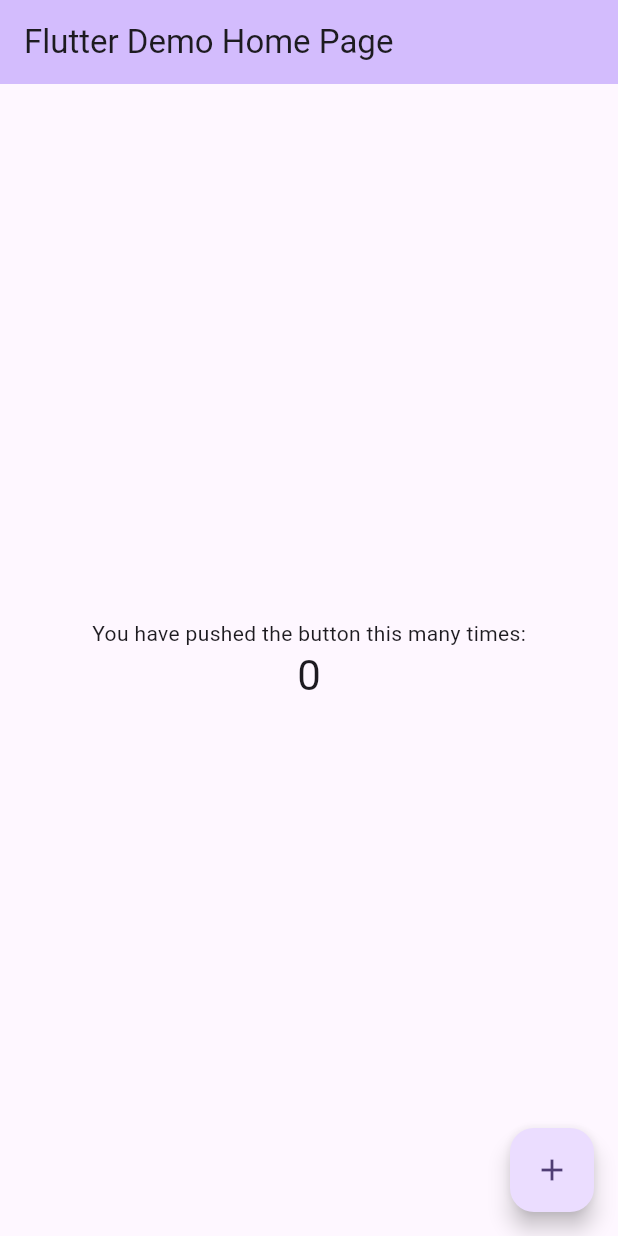
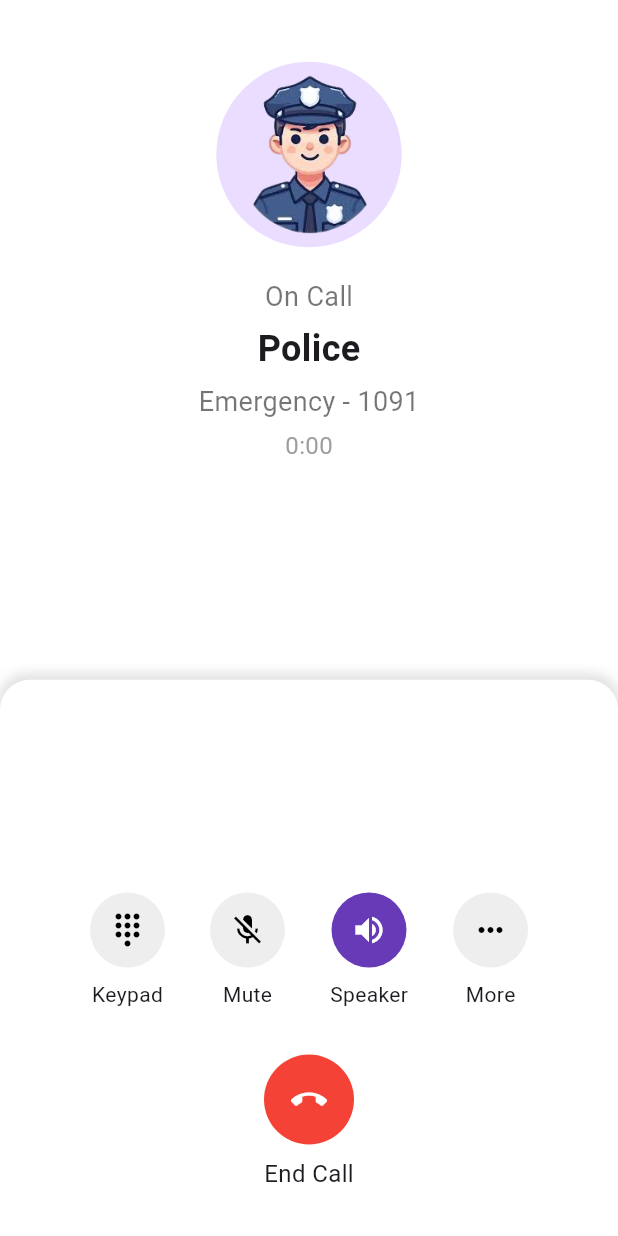
Before and after one commit to Nitishroy-7033/Project-Shakti, a Flutter app: the screen it shows after launch, on a phone screen of 412 x 824 dp. Run offline on Flutter 3.47's test engine with Material 3 defaults, Android fonts, the phone set to English and light mode, and no system bars.

Commit message:
Fake Call Screen

```diff
--- a/lib/main.dart
+++ b/lib/main.dart
@@ -1,4 +1,5 @@
 import 'package:flutter/material.dart';
+import 'package:project_shakti/screens/fake_call.dart';
 
 void main() {
   runApp(const MyApp());
@@ -11,57 +12,11 @@ class MyApp extends StatelessWidget {
   Widget build(BuildContext context) {
     return MaterialApp(
       title: 'Shakti',
+      debugShowCheckedModeBanner: false,
       theme: ThemeData(
         colorScheme: ColorScheme.fromSeed(seedColor: Colors.deepPurple),
       ),
-      home: const MyHomePage(title: 'Flutter Demo Home Page'),
+      home: const CallScreen(),
     );
   }
 }
-
-class MyHomePage extends StatefulWidget {
-  const MyHomePage({super.key, required this.title});
-  // main file
-  final String title;
-
-  @override
-  State<MyHomePage> createState() => _MyHomePageState();
-}
-
-class _MyHomePageState extends State<MyHomePage> {
-  int _counter = 0;
-
-  void _incrementCounter() {
-    setState(() {
-      _counter++;
-    });
-  }
-
-  @override
-  Widget build(BuildContext context) {
-    return Scaffold(
-      appBar: AppBar(
-        backgroundColor: Theme.of(context).colorScheme.inversePrimary,
-
-        title: Text(widget.title),
-      ),
-      body: Center(
-        child: Column(
-          mainAxisAlignment: MainAxisAlignment.center,
-          children: <Widget>[
-            const Text('You have pushed the button this many times:'),
-            Text(
-              '$_counter',
-              style: Theme.of(context).textTheme.headlineMedium,
-            ),
-          ],
-        ),
-      ),
-      floatingActionButton: FloatingActionButton(
-        onPressed: _incrementCounter,
-        tooltip: 'Increment',
-        child: const Icon(Icons.add),
-      ),
-    );
-  }
-}
--- /dev/null
+++ b/lib/screens/fake_call.dart
@@ -0,0 +1,328 @@
+// import 'package:flutter/material.dart';
+//
+// class CallScreen extends StatelessWidget {
+//   const CallScreen({super.key});
+//
+//   @override
+//   Widget build(BuildContext context) {
+//     final size = MediaQuery.of(context).size;
+//
+//     return Scaffold(
+//       backgroundColor: Colors.white,
+//       body: SafeArea(
+//         child: Column(
+//           children: [
+//             SizedBox(height: size.height * 0.05),
+//             // Profile Image
+//             CircleAvatar(
+//               radius: size.width * 0.15,
+//               backgroundImage: AssetImage("assets/images/police.png"), // replace with your image path
+//             ),
+//             const SizedBox(height: 20),
+//
+//             // Call Status
+//             const Text(
+//               "On Call",
+//               style: TextStyle(
+//                 fontSize: 18,
+//                 color: Colors.black54,
+//               ),
+//             ),
+//             const SizedBox(height: 5),
+//
+//             // Contact Name
+//             const Text(
+//               "Police",
+//               style: TextStyle(
+//                 fontSize: 24,
+//                 fontWeight: FontWeight.bold,
+//               ),
+//             ),
+//             const SizedBox(height: 5),
+//
+//             // Emergency Number
+//             const Text(
+//               "Emergency - 1091",
+//               style: TextStyle(fontSize: 18, color: Colors.black54),
+//             ),
+//             const SizedBox(height: 5),
+//
+//             // Call Duration
+//             const Text(
+//               "0:00",
+//               style: TextStyle(fontSize: 16, color: Colors.grey),
+//             ),
+//
+//             const Spacer(),
+//
+//             // Call Controls
+//             Container(
+//               width: double.infinity,
+//               margin: const EdgeInsets.all(16),
+//               decoration: BoxDecoration(
+//                 color: Colors.white,
+//                 borderRadius: const BorderRadius.only(
+//                   topLeft: Radius.circular(20),   // Top left rounded
+//                   topRight: Radius.circular(20),  // Top right rounded
+//                 ),
+//                 boxShadow: [
+//                   BoxShadow(
+//                     color: Colors.grey.withOpacity(0.3),  // Shadow color
+//                     spreadRadius: 2,
+//                     blurRadius: 6,
+//                     offset: const Offset(0, 2),  // Shadow position (only downward)
+//                   ),
+//                 ],
+//               ),
+//               child: Padding(
+//                 padding: const EdgeInsets.symmetric(horizontal: 20.0),
+//                 child: Wrap(
+//                   alignment: WrapAlignment.center,
+//                   spacing: 30,
+//                   runSpacing: 20,
+//                   children: [
+//                     _CallButton(
+//                       icon: Icons.dialpad,
+//                       label: "Keypad",
+//                     ),
+//                     _CallButton(
+//                       icon: Icons.mic_off,
+//                       label: "Mute",
+//                     ),
+//                     _CallButton(
+//                       icon: Icons.volume_up,
+//                       label: "Speaker",
+//                       iconColor: Colors.white,
+//                       bgColor: Colors.deepPurple,
+//                     ),
+//                     _CallButton(
+//                       icon: Icons.more_horiz,
+//                       label: "More",
+//                     ),
+//                     Center(
+//                       child: CircleAvatar(
+//                         radius: 30,
+//                         backgroundColor: Colors.red,
+//                         child: Icon(Icons.call_end, color: Colors.white),
+//                       ),
+//                     ),
+//                     Center(
+//                       child: Text("End Call",style: TextStyle(color: Colors.red),),
+//                     ),
+//                   ],
+//                 ),
+//               ),
+//             ),
+//
+//
+//             // End Call Button
+//
+//
+//
+//             const SizedBox(height: 40),
+//           ],
+//         ),
+//       ),
+//     );
+//   }
+// }
+//
+// class _CallButton extends StatelessWidget {
+//   final IconData icon;
+//   final String label;
+//   final Color? iconColor;
+//   final Color? bgColor;
+//
+//   const _CallButton({
+//     required this.icon,
+//     required this.label,
+//     this.iconColor,
+//     this.bgColor,
+//   });
+//
+//   @override
+//   Widget build(BuildContext context) {
+//     return Column(
+//       children: [
+//         CircleAvatar(
+//           radius: 25,
+//           backgroundColor: bgColor ?? Colors.grey.shade200,
+//           child: Icon(icon, color: iconColor ?? Colors.black),
+//         ),
+//         const SizedBox(height: 8),
+//         Text(
+//           label,
+//           style: const TextStyle(fontSize: 14),
+//         ),
+//       ],
+//     );
+//   }
+// }
+
+
+
+
+import 'package:flutter/material.dart';
+
+class CallScreen extends StatelessWidget {
+  const CallScreen({super.key});
+
+  @override
+  Widget build(BuildContext context) {
+    final size = MediaQuery.of(context).size;
+
+    return Scaffold(
+      backgroundColor: Colors.white,
+      body: SafeArea(
+        child: Column(
+          children: [
+            SizedBox(height: size.height * 0.05),
+
+            // Profile Image
+            CircleAvatar(
+              radius: size.width * 0.15,
+              backgroundImage: AssetImage("assets/images/police.png"),
+            ),
+            const SizedBox(height: 20),
+
+            // Call Status
+            const Text(
+              "On Call",
+              style: TextStyle(
+                fontSize: 18,
+                color: Colors.black54,
+              ),
+            ),
+            const SizedBox(height: 5),
+
+            // Contact Name
+            const Text(
+              "Police",
+              style: TextStyle(
+                fontSize: 24,
+                fontWeight: FontWeight.bold,
+              ),
+            ),
+            const SizedBox(height: 5),
+
+            // Emergency Number
+            const Text(
+              "Emergency - 1091",
+              style: TextStyle(fontSize: 18, color: Colors.black54),
+            ),
+            const SizedBox(height: 5),
+
+            // Call Duration
+            const Text(
+              "0:00",
+              style: TextStyle(fontSize: 16, color: Colors.grey),
+            ),
+
+            const Spacer(),
+
+            // Call Controls Container with increased height
+            Container(
+              height: size.height * 0.45, // 👈 Increased height
+              width: double.infinity,
+              padding: const EdgeInsets.symmetric(vertical: 30, horizontal: 20),
+              decoration: BoxDecoration(
+                color: Colors.white,
+                borderRadius: const BorderRadius.only(
+                  topLeft: Radius.circular(20),
+                  topRight: Radius.circular(20),
+                ),
+                boxShadow: [
+                  BoxShadow(
+                    color: Colors.grey.withOpacity(0.3),
+                    spreadRadius: 2,
+                    blurRadius: 6,
+                    offset: const Offset(0, -2),
+                  ),
+                ],
+              ),
+              child: Column(
+                mainAxisAlignment: MainAxisAlignment.end,
+                children: [
+                  Wrap(
+                    alignment: WrapAlignment.center,
+                    spacing: 30,
+                    runSpacing: 20,
+                    children: [
+                      _CallButton(
+                        icon: Icons.dialpad,
+                        label: "Keypad",
+                      ),
+                      _CallButton(
+                        icon: Icons.mic_off,
+                        label: "Mute",
+                      ),
+                      _CallButton(
+                        icon: Icons.volume_up,
+                        label: "Speaker",
+                        iconColor: Colors.white,
+                        bgColor: Colors.deepPurple,
+                      ),
+                      _CallButton(
+                        icon: Icons.more_horiz,
+                        label: "More",
+                      ),
+                    ],
+                  ),
+                  const SizedBox(height: 30),
+
+                  // End Call Button
+                  Column(
+                    children: const [
+                      CircleAvatar(
+                        radius: 30,
+                        backgroundColor: Colors.red,
+                        child: Icon(Icons.call_end, color: Colors.white),
+                      ),
+                      SizedBox(height: 8),
+                      Text(
+                        "End Call",
+                        style: TextStyle(fontSize: 16),
+                      ),
+                    ],
+                  ),
+                ],
+              ),
+            ),
+          ],
+        ),
+      ),
+    );
+  }
+}
+
+class _CallButton extends StatelessWidget {
+  final IconData icon;
+  final String label;
+  final Color? iconColor;
+  final Color? bgColor;
+
+  const _CallButton({
+    required this.icon,
+    required this.label,
+    this.iconColor,
+    this.bgColor,
+  });
+
+  @override
+  Widget build(BuildContext context) {
+    return Column(
+      children: [
+        CircleAvatar(
+          radius: 25,
+          backgroundColor: bgColor ?? Colors.grey.shade200,
+          child: Icon(icon, color: iconColor ?? Colors.black),
+        ),
+        const SizedBox(height: 8),
+        Text(
+          label,
+          style: const TextStyle(fontSize: 14),
+        ),
+      ],
+    );
+  }
+}
--- a/pubspec.yaml
+++ b/pubspec.yaml
@@ -58,8 +58,8 @@ flutter:
   uses-material-design: true
 
   # To add assets to your application, add an assets section, like this:
-  # assets:
-  #   - images/a_dot_burr.jpeg
+  assets:
+    - assets/images/
   #   - images/a_dot_ham.jpeg
 
   # An image asset can refer to one or more resolution-specific "variants", see
```
Also changed, not shown: assets/images/police.png (added), pubspec.lock.
